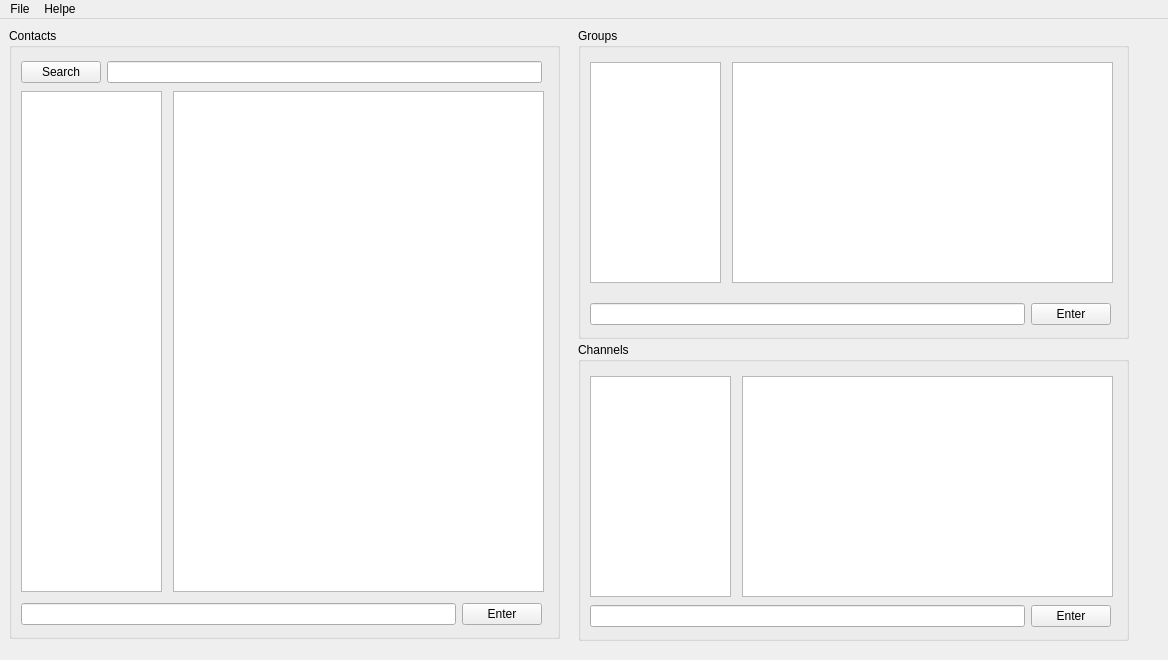
Qt form FinalProject_Messenger/startwindow.ui (Behdad-AVI-203/Messenger_CodeX_11) before a commit.
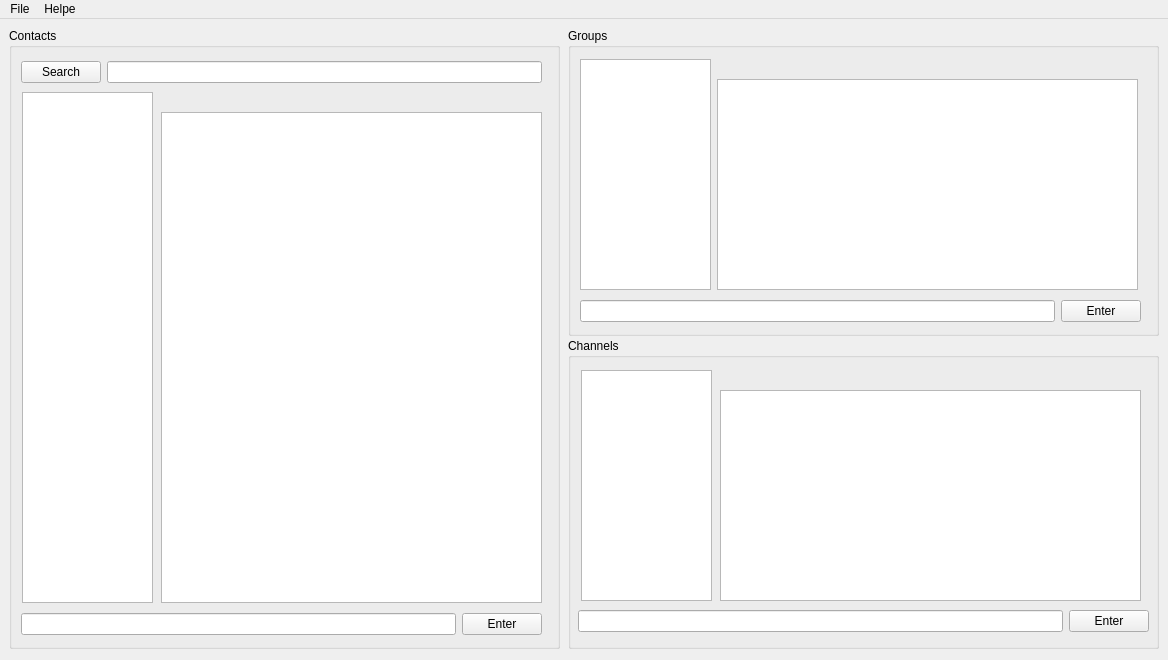
The same form after that commit.

Patch:
```diff
--- a/FinalProject_Messenger/startwindow.ui
+++ b/FinalProject_Messenger/startwindow.ui
@@ -18,8 +18,14 @@
   </property>
   <property name="minimumSize">
    <size>
-    <width>0</width>
-    <height>0</height>
+    <width>1168</width>
+    <height>660</height>
+   </size>
+  </property>
+  <property name="maximumSize">
+   <size>
+    <width>1168</width>
+    <height>660</height>
    </size>
   </property>
   <property name="sizeIncrement">
@@ -46,6 +52,9 @@
   <property name="whatsThis">
    <string/>
   </property>
+  <property name="styleSheet">
+   <string notr="true"/>
+  </property>
   <property name="animated">
    <bool>true</bool>
   </property>
@@ -56,7 +65,7 @@
       <x>9</x>
       <y>9</y>
       <width>551</width>
-      <height>611</height>
+      <height>621</height>
      </rect>
     </property>
     <property name="title">
@@ -88,14 +97,21 @@
      <property name="geometry">
       <rect>
        <x>12</x>
-       <y>573</y>
+       <y>583</y>
        <width>521</width>
        <height>26</height>
       </rect>
      </property>
      <layout class="QHBoxLayout" name="horizontalLayout_3">
       <item>
-       <widget class="QLineEdit" name="lineEdit_messageuser"/>
+       <widget class="QLineEdit" name="lineEdit_messageuser">
+        <property name="statusTip">
+         <string/>
+        </property>
+        <property name="text">
+         <string/>
+        </property>
+       </widget>
       </item>
       <item>
        <widget class="QPushButton" name="pushButton_entermessage_contact">
@@ -106,23 +122,39 @@
       </item>
      </layout>
     </widget>
-    <widget class="QTextEdit" name="textEdit_conversation">
+    <widget class="QWidget" name="">
      <property name="geometry">
       <rect>
-       <x>164</x>
-       <y>63</y>
-       <width>371</width>
-       <height>501</height>
+       <x>152</x>
+       <y>64</y>
+       <width>381</width>
+       <height>511</height>
       </rect>
      </property>
+     <layout class="QVBoxLayout" name="verticalLayout">
+      <item>
+       <widget class="QLabel" name="label_contactname">
+        <property name="text">
+         <string/>
+        </property>
+       </widget>
+      </item>
+      <item>
+       <widget class="QTextEdit" name="textEdit_conversation">
+        <property name="styleSheet">
+         <string notr="true"/>
+        </property>
+       </widget>
+      </item>
+     </layout>
     </widget>
     <widget class="QListWidget" name="listWidget_contacts">
      <property name="geometry">
       <rect>
-       <x>12</x>
-       <y>63</y>
-       <width>141</width>
-       <height>501</height>
+       <x>13</x>
+       <y>64</y>
+       <width>131</width>
+       <height>511</height>
       </rect>
      </property>
     </widget>
@@ -130,10 +162,10 @@
    <widget class="QGroupBox" name="groupBox_group">
     <property name="geometry">
      <rect>
-      <x>578</x>
+      <x>568</x>
       <y>9</y>
-      <width>551</width>
-      <height>311</height>
+      <width>591</width>
+      <height>308</height>
      </rect>
     </property>
     <property name="title">
@@ -143,8 +175,8 @@
      <property name="geometry">
       <rect>
        <x>12</x>
-       <y>273</y>
-       <width>521</width>
+       <y>270</y>
+       <width>561</width>
        <height>26</height>
       </rect>
      </property>
@@ -161,34 +193,46 @@
       </item>
      </layout>
     </widget>
-    <widget class="QTextEdit" name="textEdit_groupmessages">
-     <property name="geometry">
-      <rect>
-       <x>154</x>
-       <y>34</y>
-       <width>381</width>
-       <height>221</height>
-      </rect>
-     </property>
-    </widget>
     <widget class="QListWidget" name="listWidget_groups">
      <property name="geometry">
       <rect>
        <x>12</x>
-       <y>34</y>
+       <y>31</y>
        <width>131</width>
-       <height>221</height>
+       <height>231</height>
       </rect>
      </property>
     </widget>
+    <widget class="QWidget" name="">
+     <property name="geometry">
+      <rect>
+       <x>149</x>
+       <y>31</y>
+       <width>421</width>
+       <height>231</height>
+      </rect>
+     </property>
+     <layout class="QVBoxLayout" name="verticalLayout_2">
+      <item>
+       <widget class="QLabel" name="label_groupname">
+        <property name="text">
+         <string/>
+        </property>
+       </widget>
+      </item>
+      <item>
+       <widget class="QTextEdit" name="textEdit_groupmessages"/>
+      </item>
+     </layout>
+    </widget>
    </widget>
    <widget class="QGroupBox" name="groupBox_channel">
     <property name="geometry">
      <rect>
-      <x>578</x>
-      <y>323</y>
-      <width>551</width>
-      <height>299</height>
+      <x>568</x>
+      <y>319</y>
+      <width>591</width>
+      <height>311</height>
      </rect>
     </property>
     <property name="title">
@@ -197,9 +241,9 @@
     <widget class="QWidget" name="layoutWidget">
      <property name="geometry">
       <rect>
-       <x>12</x>
-       <y>261</y>
-       <width>521</width>
+       <x>10</x>
+       <y>270</y>
+       <width>571</width>
        <height>26</height>
       </rect>
      </property>
@@ -216,23 +260,35 @@
       </item>
      </layout>
     </widget>
-    <widget class="QTextEdit" name="textEdit_channelmessages">
+    <widget class="QWidget" name="">
      <property name="geometry">
       <rect>
-       <x>164</x>
-       <y>34</y>
-       <width>371</width>
-       <height>221</height>
+       <x>152</x>
+       <y>32</y>
+       <width>421</width>
+       <height>231</height>
       </rect>
      </property>
+     <layout class="QVBoxLayout" name="verticalLayout_3">
+      <item>
+       <widget class="QLabel" name="label_channelname">
+        <property name="text">
+         <string/>
+        </property>
+       </widget>
+      </item>
+      <item>
+       <widget class="QTextEdit" name="textEdit_channelmessages"/>
+      </item>
+     </layout>
     </widget>
     <widget class="QListWidget" name="listWidget_channels">
      <property name="geometry">
       <rect>
-       <x>12</x>
-       <y>34</y>
-       <width>141</width>
-       <height>221</height>
+       <x>13</x>
+       <y>32</y>
+       <width>131</width>
+       <height>231</height>
       </rect>
      </property>
     </widget>
```
Left out of the diff: 16 changed lines with no effect on the pictures.
